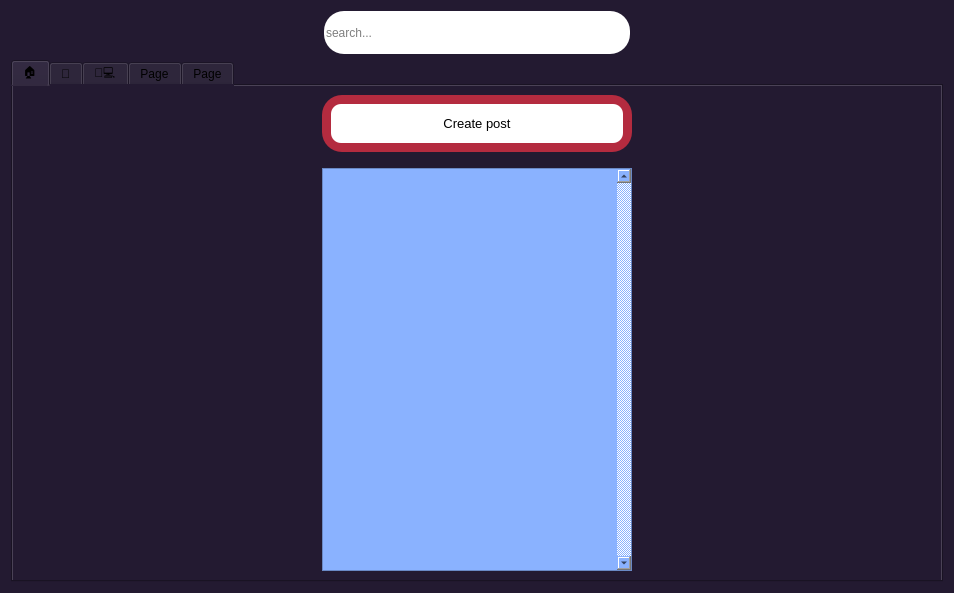
Qt form home.ui (Abeh995/JobVista) before a commit.
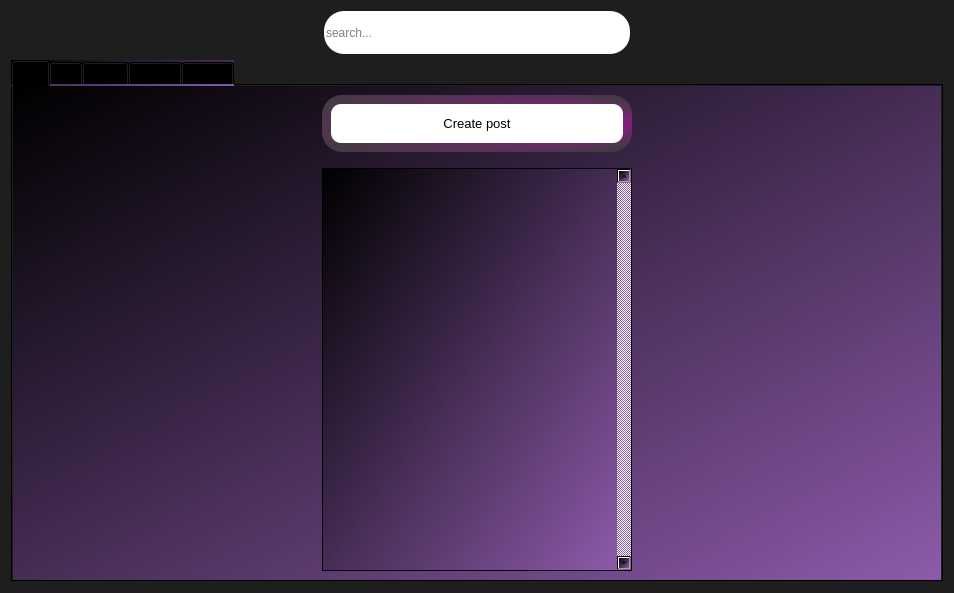
The same form after that commit.

What changed in the file:
```diff
--- a/home.ui
+++ b/home.ui
@@ -14,7 +14,7 @@
    <string>Form</string>
   </property>
   <property name="styleSheet">
-   <string notr="true">background-color: rgb(35, 26, 49);</string>
+   <string notr="true">background-color: rgb(30, 30, 30);</string>
   </property>
   <layout class="QGridLayout" name="gridLayout">
    <item row="0" column="1">
@@ -69,7 +69,8 @@
    <item row="1" column="0" colspan="3">
     <widget class="QTabWidget" name="tabWidget">
      <property name="styleSheet">
-      <string notr="true">background-color: rgb(35, 26, 49);</string>
+      <string notr="true">background-color: qlineargradient(spread:pad, x1:0, y1:0, x2:1, y2:1, stop:0 rgba(0, 0, 0, 255), stop:1 rgba(140, 90, 170, 250));
+</string>
      </property>
      <property name="tabPosition">
       <enum>QTabWidget::North</enum>
@@ -130,9 +131,7 @@
           <bool>false</bool>
          </property>
          <property name="styleSheet">
-          <string notr="true">background-color: rgb(138, 178, 255);
-
-</string>
+          <string notr="true">background-color: qconicalgradient(cx:0.790045, cy:0.5, angle:340.2, stop:0 rgba(0, 0, 0, 69), stop:0.102273 rgba(0, 0, 0, 145), stop:0.181818 rgba(185, 0, 226, 255), stop:0.238636 rgba(0, 0, 0, 145), stop:0.278409 rgba(0, 0, 0, 145), stop:0.323864 rgba(185, 0, 226, 255), stop:0.375 rgba(0, 0, 0, 69), stop:0.423533 rgba(0, 0, 0, 145), stop:0.45 rgba(219, 0, 255, 208), stop:0.477581 rgba(0, 0, 0, 130), stop:0.482955 rgba(0, 0, 0, 145), stop:0.518717 rgba(0, 0, 0, 130), stop:0.55 rgba(185, 0, 226, 255), stop:0.57754 rgba(0, 0, 0, 130), stop:0.625 rgba(0, 0, 0, 69), stop:0.670455 rgba(185, 0, 226, 255), stop:0.732955 rgba(0, 0, 0, 69), stop:0.778409 rgba(0, 0, 0, 145), stop:0.8125 rgba(185, 0, 226, 255), stop:0.863636 rgba(0, 0, 0, 145), stop:0.880682 rgba(0, 0, 0, 145), stop:0.903409 rgba(0, 0, 0, 145), stop:0.977273 rgba(219, 0, 255, 208), stop:1 rgba(0, 0, 0, 69));</string>
          </property>
          <property name="frameShape">
           <enum>QFrame::StyledPanel</enum>
@@ -240,8 +239,8 @@
           </size>
          </property>
          <property name="styleSheet">
-          <string notr="true">background-color: rgb(180, 43, 63);
-border-radius: 20px;</string>
+          <string notr="true">border-radius: 20px;
+background-color: qradialgradient(spread:pad, cx:0.46, cy:0.488, radius:0.694, fx:0.932, fy:0.5, stop:0 rgba(147, 25, 141, 255), stop:1 rgba(61, 61, 61, 255));</string>
          </property>
          <property name="title">
           <string/>
```
